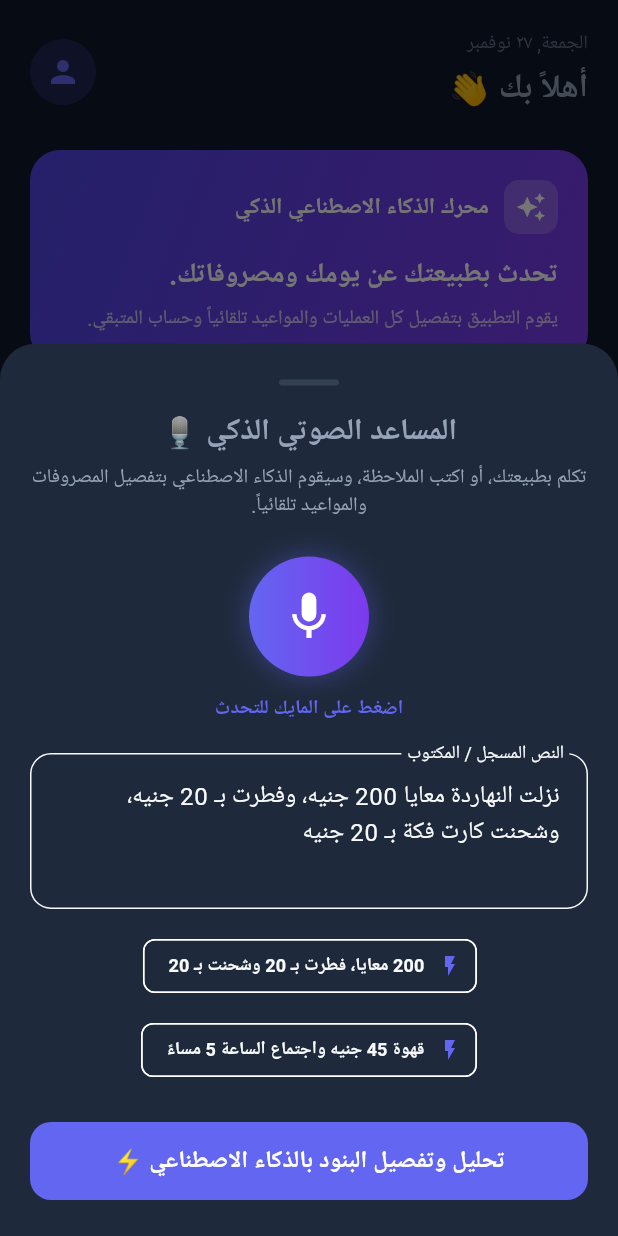
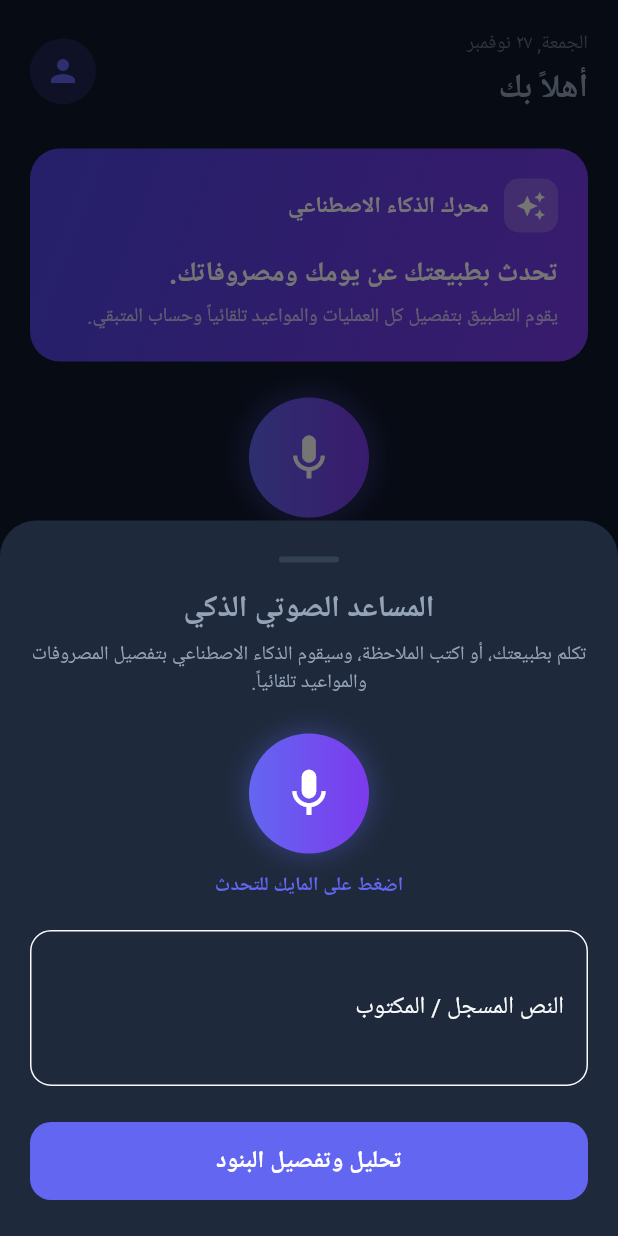
Before and after one commit to M7MDMKRM/notixa, a Flutter app: the screen it shows after launch, after a tap on the "mic" icon, on a phone screen of 412 x 824 dp. Run offline on Flutter 3.47's test engine with Material 3 defaults, Android fonts, the phone set to English and light mode, and no system bars; our stand-ins replace dio, equatable, flutter_bloc, flutter_secure_storage, flutter_svg, get_it and 3 more; missing offline and left inert: dart:js; accounts and stored records are empty; network calls fail; Roboto replaces fonts that are missing (Cairo).

Commit message:
feat: live speech-to-text integration, auto-stop on process, remove preset buttons and all system emojis

```diff
--- /dev/null
+++ b/lib/core/speech/speech_bridge_stub.dart
@@ -0,0 +1,4 @@
+class SpeechBridgeImpl {
+  static void start(Function(String text) onResult) {}
+  static void stop() {}
+}
--- /dev/null
+++ b/lib/core/speech/speech_recognition_bridge.dart
@@ -0,0 +1,13 @@
+import 'speech_bridge_stub.dart' if (dart.library.js) 'speech_bridge_web.dart';
+
+class SpeechRecognitionBridge {
+  SpeechRecognitionBridge._();
+
+  static void start(Function(String text) onResult) {
+    SpeechBridgeImpl.start(onResult);
+  }
+
+  static void stop() {
+    SpeechBridgeImpl.stop();
+  }
+}
--- a/lib/features/auth/presentation/screens/login_screen.dart
+++ b/lib/features/auth/presentation/screens/login_screen.dart
@@ -76,7 +76,7 @@ class _LoginScreenState extends State<LoginScreen> {
                   const SizedBox(height: 32),
 
                   const Text(
-                    'Welcome Back 👋',
+                    'Welcome Back',
                     style: TextStyle(
                       fontSize: 26,
                       fontWeight: FontWeight.bold,
--- a/lib/features/auth/presentation/screens/registration_screen.dart
+++ b/lib/features/auth/presentation/screens/registration_screen.dart
@@ -48,7 +48,7 @@ class _RegistrationScreenState extends State<RegistrationScreen> {
             crossAxisAlignment: CrossAxisAlignment.start,
             children: [
               const Text(
-                'Join Notixa 🚀',
+                'Join Notixa',
                 style: TextStyle(fontSize: 24, fontWeight: FontWeight.bold),
               ),
               const SizedBox(height: 6),
--- a/lib/features/home/presentation/screens/home_dashboard_screen.dart
+++ b/lib/features/home/presentation/screens/home_dashboard_screen.dart
@@ -3,7 +3,7 @@ import 'package:flutter_bloc/flutter_bloc.dart';
 import 'package:intl/intl.dart';
 import 'package:notixa/app/theme/notixa_palette.dart';
 import 'package:notixa/core/design_system/notixa_button.dart';
-import 'package:notixa/core/speech/deepgram_speech_service.dart';
+import 'package:notixa/core/speech/speech_recognition_bridge.dart';
 import 'package:notixa/features/calendar/domain/models/meeting.dart';
 import 'package:notixa/features/calendar/domain/repositories/calendar_repository.dart';
 import 'package:notixa/features/wallet/presentation/bloc/wallet_bloc.dart';
@@ -18,9 +18,6 @@ class HomeDashboardScreen extends StatefulWidget {
 }
 
 class _HomeDashboardScreenState extends State<HomeDashboardScreen> {
-  final DeepgramSpeechService _speechService = DeepgramSpeechService();
-  bool _isRecording = false;
-  bool _isProcessing = false;
   List<Meeting> _upcomingMeetings = [];
 
   @override
@@ -28,12 +25,6 @@ class _HomeDashboardScreenState extends State<HomeDashboardScreen> {
     super.initState();
     _loadUpcomingMeetings();
     context.read<WalletBloc>().add(const LoadTransactionsEvent());
-  }
-
-  @override
-  void dispose() {
-    _speechService.dispose();
-    super.dispose();
   }
 
   Future<void> _loadUpcomingMeetings() async {
@@ -47,10 +38,9 @@ class _HomeDashboardScreenState extends State<HomeDashboardScreen> {
   }
 
   void _openVoiceRecordingModal(BuildContext context) {
-    final textController = TextEditingController(
-      text: 'نزلت النهاردة معايا 200 جنيه، وفطرت بـ 20 جنيه، وشحنت كارت فكة بـ 20 جنيه',
-    );
-    bool sheetRecording = false;
+    // Empty by default as requested by user
+    final textController = TextEditingController(text: '');
+    bool isListening = false;
 
     showModalBottomSheet(
       context: context,
@@ -60,6 +50,20 @@ class _HomeDashboardScreenState extends State<HomeDashboardScreen> {
         final isDark = Theme.of(ctx).brightness == Brightness.dark;
         return StatefulBuilder(
           builder: (ctx, setSheetState) {
+            void toggleListening() {
+              if (isListening) {
+                SpeechRecognitionBridge.stop();
+                setSheetState(() => isListening = false);
+              } else {
+                setSheetState(() => isListening = true);
+                SpeechRecognitionBridge.start((liveText) {
+                  setSheetState(() {
+                    textController.text = liveText;
+                  });
+                });
+              }
+            }
+
             return Container(
               padding: EdgeInsets.only(
                 bottom: MediaQuery.of(ctx).viewInsets.bottom + 24,
@@ -85,7 +89,7 @@ class _HomeDashboardScreenState extends State<HomeDashboardScreen> {
                     ),
                     const SizedBox(height: 16),
                     const Text(
-                      'المساعد الصوتي الذكي 🎙️',
+                      'المساعد الصوتي الذكي',
                       style: TextStyle(fontSize: 20, fontWeight: FontWeight.bold),
                     ),
                     const SizedBox(height: 6),
@@ -101,30 +105,28 @@ class _HomeDashboardScreenState extends State<HomeDashboardScreen> {
 
                     // Big Animated Microphone
                     GestureDetector(
-                      onTap: () {
-                        setSheetState(() => sheetRecording = !sheetRecording);
-                      },
+                      onTap: toggleListening,
                       child: AnimatedContainer(
                         duration: const Duration(milliseconds: 300),
-                        width: sheetRecording ? 90 : 80,
-                        height: sheetRecording ? 90 : 80,
+                        width: isListening ? 90 : 80,
+                        height: isListening ? 90 : 80,
                         decoration: BoxDecoration(
                           shape: BoxShape.circle,
                           gradient: LinearGradient(
-                            colors: sheetRecording
+                            colors: isListening
                                 ? [NotixaPalette.error, const Color(0xFFDC2626)]
                                 : [NotixaPalette.primary, NotixaPalette.secondary],
                           ),
                           boxShadow: [
                             BoxShadow(
-                              color: (sheetRecording ? NotixaPalette.error : NotixaPalette.primary).withOpacity(0.4),
-                              blurRadius: sheetRecording ? 24 : 16,
-                              spreadRadius: sheetRecording ? 4 : 0,
+                              color: (isListening ? NotixaPalette.error : NotixaPalette.primary).withOpacity(0.4),
+                              blurRadius: isListening ? 24 : 16,
+                              spreadRadius: isListening ? 4 : 0,
                             ),
                           ],
                         ),
                         child: Icon(
-                          sheetRecording ? Icons.stop : Icons.mic,
+                          isListening ? Icons.stop : Icons.mic,
                           color: Colors.white,
                           size: 38,
                         ),
@@ -132,22 +134,22 @@ class _HomeDashboardScreenState extends State<HomeDashboardScreen> {
                     ),
                     const SizedBox(height: 12),
                     Text(
-                      sheetRecording ? 'جاري الاستماع... اضغط للإيقاف' : 'اضغط على المايك للتحدث',
+                      isListening ? 'جاري الاستماع... تكلم الآن' : 'اضغط على المايك للتحدث',
                       style: TextStyle(
                         fontSize: 13,
                         fontWeight: FontWeight.bold,
-                        color: sheetRecording ? NotixaPalette.error : NotixaPalette.primary,
+                        color: isListening ? NotixaPalette.error : NotixaPalette.primary,
                       ),
                     ),
                     const SizedBox(height: 20),
 
-                    // Editable Speech / Text Field
+                    // Live Speech / Text Field
                     TextField(
                       controller: textController,
                       maxLines: 3,
                       decoration: InputDecoration(
                         labelText: 'النص المسجل / المكتوب',
-                        hintText: 'تكلم أو اكتب هنا...',
+                        hintText: 'تكلم وسيظهر كلامك هنا فوراً، أو اكتب مباشرة...',
                         filled: true,
                         fillColor: isDark ? NotixaPalette.darkCard : NotixaPalette.lightCard,
                         border: OutlineInputBorder(
@@ -158,35 +160,18 @@ class _HomeDashboardScreenState extends State<HomeDashboardScreen> {
                         ),
                       ),
                     ),
-                    const SizedBox(height: 14),
-
-                    // Quick Preset Chips for Easy Testing
-                    Wrap(
-                      spacing: 8,
-                      runSpacing: 8,
-                      children: [
-                        ActionChip(
-                          avatar: const Icon(Icons.flash_on, size: 16, color: NotixaPalette.primary),
-                          label: const Text('200 معايا، فطرت بـ 20 وشحنت بـ 20', style: TextStyle(fontSize: 12)),
-                          onPressed: () {
-                            textController.text = 'نزلت النهاردة معايا 200 جنيه، وفطرت بـ 20 جنيه، وشحنت كارت فكة بـ 20 جنيه';
-                          },
-                        ),
-                        ActionChip(
-                          avatar: const Icon(Icons.flash_on, size: 16, color: NotixaPalette.primary),
-                          label: const Text('قهوة 45 جنيه واجتماع الساعة 5 مساءً', style: TextStyle(fontSize: 12)),
-                          onPressed: () {
-                            textController.text = 'اشتريت قهوة بـ 45 جنيه وعندي اجتماع مع المدير الساعة 5 مساءً';
-                          },
-                        ),
-                      ],
-                    ),
                     const SizedBox(height: 24),
 
-                    // Submit Button
+                    // Process Button (Immediately stops mic if running and processes)
                     NotixaButton(
-                      label: 'تحليل وتفصيل البنود بالذكاء الاصطناعي ⚡',
+                      label: 'تحليل وتفصيل البنود',
                       onPressed: () async {
+                        // Stop listening immediately if still active
+                        if (isListening) {
+                          SpeechRecognitionBridge.stop();
+                          isListening = false;
+                        }
+
                         final spokenText = textController.text.trim();
                         if (spokenText.isEmpty) return;
 
@@ -226,7 +211,7 @@ class _HomeDashboardScreenState extends State<HomeDashboardScreen> {
           child: Column(
             crossAxisAlignment: CrossAxisAlignment.start,
             children: [
-              // Header
+              // Header without emojis
               Row(
                 mainAxisAlignment: MainAxisAlignment.spaceBetween,
                 children: [
@@ -242,7 +227,7 @@ class _HomeDashboardScreenState extends State<HomeDashboardScreen> {
                       ),
                       const SizedBox(height: 4),
                       const Text(
-                        'أهلاً بك 👋',
+                        'أهلاً بك',
                         style: TextStyle(
                           fontSize: 22,
                           fontWeight: FontWeight.bold,
@@ -408,7 +393,7 @@ class _HomeDashboardScreenState extends State<HomeDashboardScreen> {
               ),
               const SizedBox(width: 10),
               const Text(
-                'محرك الذكاء الاصطناعي الذكي',
+                'محرك الذكاء الاصطناعي',
                 style: TextStyle(
                   color: Colors.white,
                   fontWeight: FontWeight.bold,
--- a/lib/features/home/presentation/screens/note_review_screen.dart
+++ b/lib/features/home/presentation/screens/note_review_screen.dart
@@ -41,7 +41,7 @@ class _NoteReviewScreenState extends State<NoteReviewScreen> {
     if (mounted) {
       ScaffoldMessenger.of(context).showSnackBar(
         const SnackBar(
-          content: Text('تم حفظ جميع البيانات في المحفظة والتقويم بنجاح! 🎉'),
+          content: Text('تم حفظ جميع البيانات في المحفظة والتقويم بنجاح'),
           backgroundColor: NotixaPalette.received,
         ),
       );
@@ -130,7 +130,7 @@ class _NoteReviewScreenState extends State<NoteReviewScreen> {
                   crossAxisAlignment: CrossAxisAlignment.start,
                   children: [
                     const Text(
-                      '📊 ملخص الحسبة المالية المستخرجة',
+                      'ملخص الحسبة المالية المستخرجة',
                       style: TextStyle(fontWeight: FontWeight.bold, fontSize: 15),
                     ),
                     const SizedBox(height: 12),
@@ -273,7 +273,7 @@ class _NoteReviewScreenState extends State<NoteReviewScreen> {
             ],
 
             NotixaButton(
-              label: 'حفظ جميع البنود في التطبيق ✅',
+              label: 'حفظ جميع البنود في التطبيق',
               isLoading: _isSaving,
               onPressed: _saveAll,
             ),
--- a/lib/features/profile/presentation/screens/profile_screen.dart
+++ b/lib/features/profile/presentation/screens/profile_screen.dart
@@ -153,8 +153,8 @@ class _ProfileScreenState extends State<ProfileScreen> {
                       value: _selectedLang,
                       underline: const SizedBox(),
                       items: const [
-                        DropdownMenuItem(value: 'ar', child: Text('العربية 🇪🇬')),
-                        DropdownMenuItem(value: 'en', child: Text('English 🇺🇸')),
+                        DropdownMenuItem(value: 'ar', child: Text('العربية')),
+                        DropdownMenuItem(value: 'en', child: Text('English')),
                       ],
                       onChanged: (val) {
                         if (val != null) {
```
Also changed, not shown: lib/core/speech/speech_bridge_web.dart (added, +22 -0 lines), lib/features/onboarding/presentation/screens/onboarding_screen.dart (+4 -4 lines), 1 other file.
